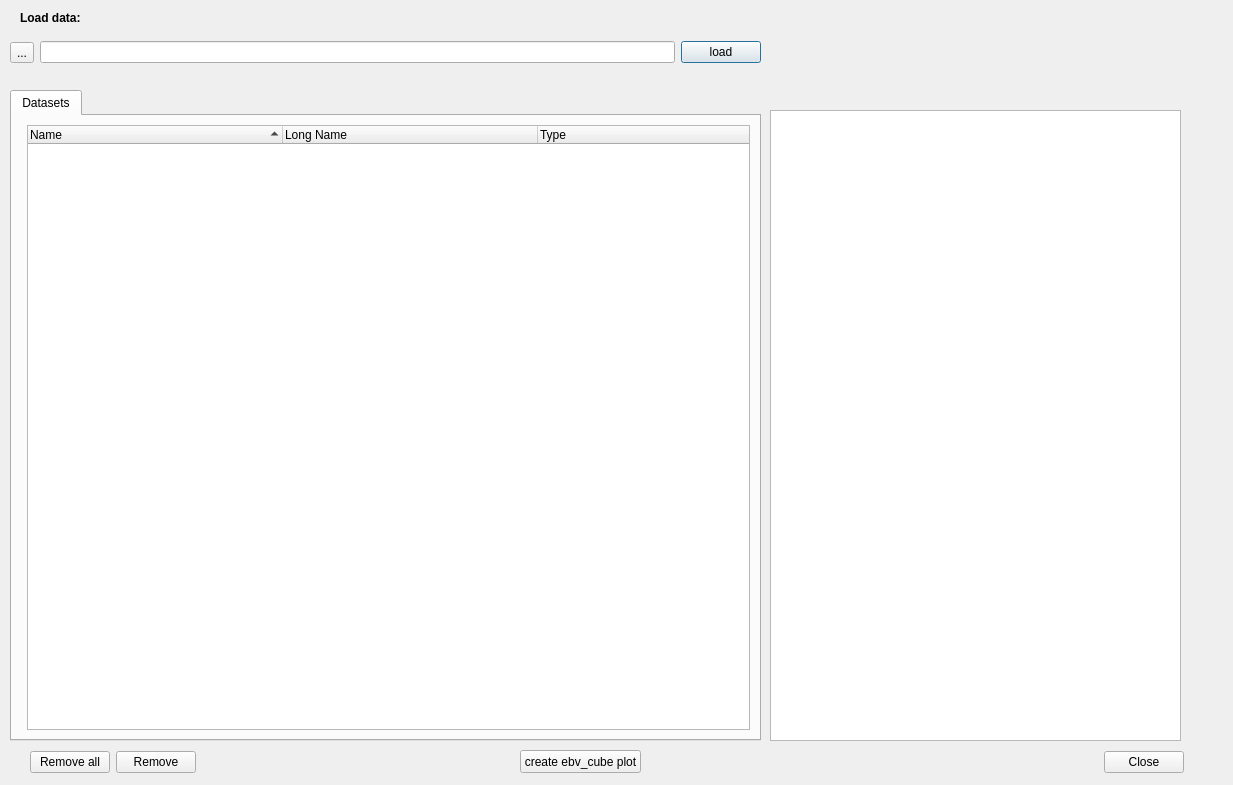
Above: netCDFVisualizer.ui from EBVcube/EBVCubeVisualizer before the change. Below: the same form after it.
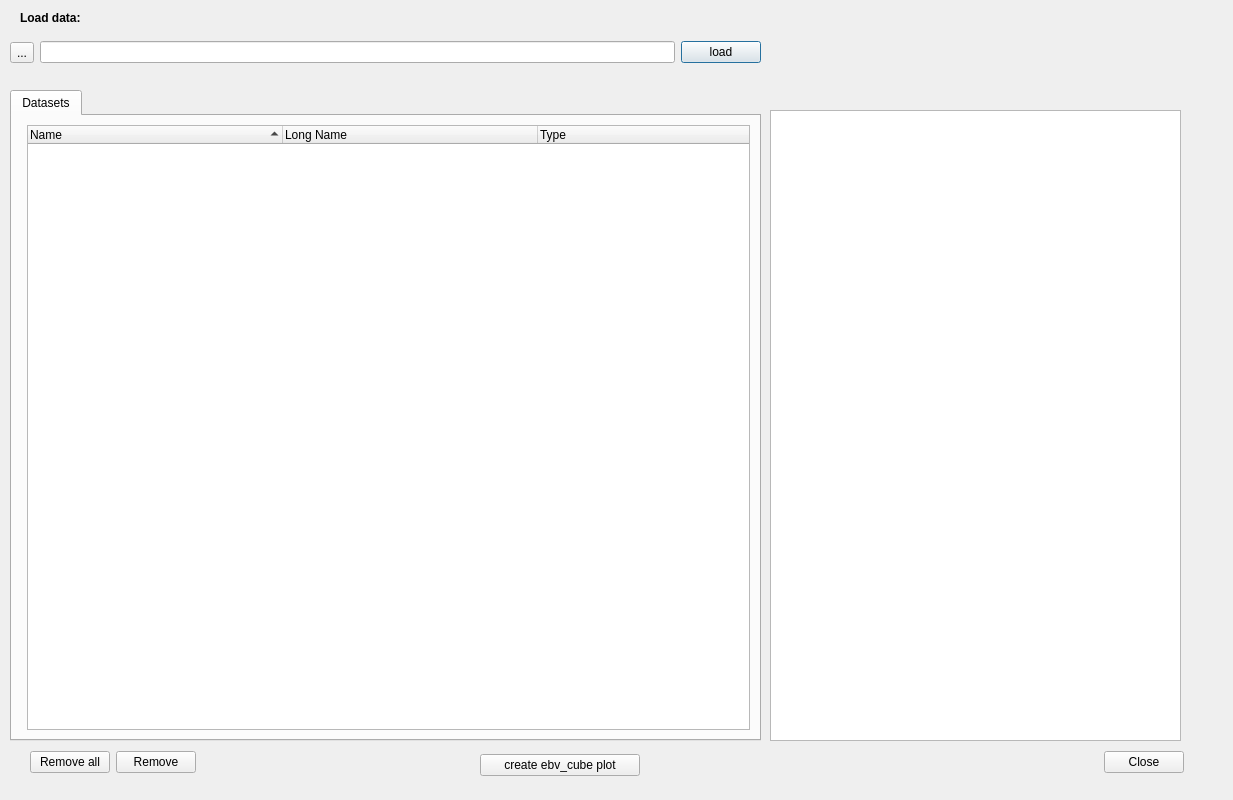
That is the form after the change.

Commit message: the button create plot has been added

```diff
--- a/netCDFVisualizer.ui
+++ b/netCDFVisualizer.ui
@@ -7,7 +7,7 @@
     <x>0</x>
     <y>0</y>
     <width>1233</width>
-    <height>785</height>
+    <height>800</height>
    </rect>
   </property>
   <property name="windowTitle">
@@ -222,21 +222,27 @@
     </item>
    </layout>
   </widget>
-  <widget class="QPushButton" name="pushButton">
+  <widget class="QWidget" name="verticalLayoutWidget">
    <property name="geometry">
     <rect>
-     <x>520</x>
+     <x>480</x>
      <y>750</y>
-     <width>121</width>
-     <height>23</height>
+     <width>160</width>
+     <height>31</height>
     </rect>
    </property>
-   <property name="styleSheet">
-    <string notr="true">selection-background-color: rgb(83, 194, 200);</string>
-   </property>
-   <property name="text">
-    <string>create ebv_cube plot</string>
-   </property>
+   <layout class="QVBoxLayout" name="verticalLayout_2">
+    <item>
+     <widget class="QPushButton" name="pushButton">
+      <property name="styleSheet">
+       <string notr="true">selection-background-color: rgb(83, 194, 200);</string>
+      </property>
+      <property name="text">
+       <string>create ebv_cube plot</string>
+      </property>
+     </widget>
+    </item>
+   </layout>
   </widget>
  </widget>
  <resources/>
```
Left out of the diff: 5 changed lines with no effect on the pictures.
